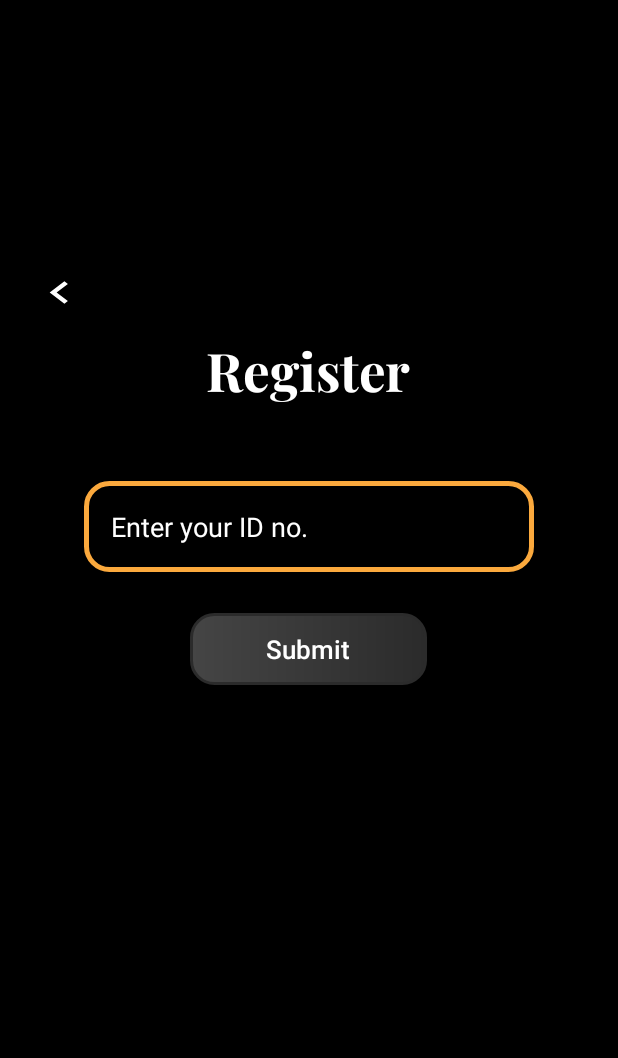
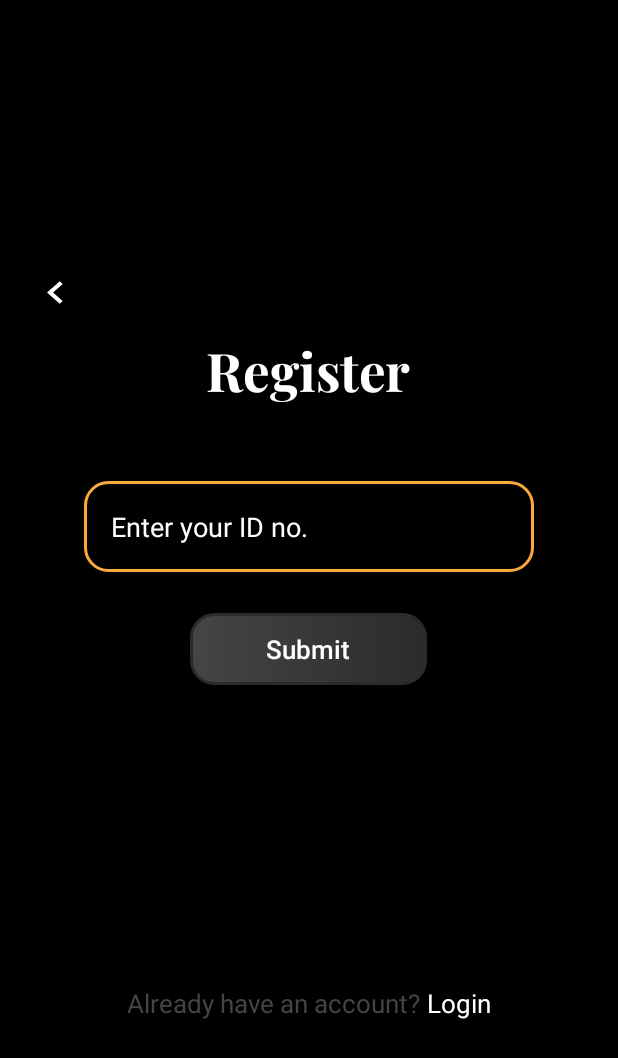
Before and after one commit to Vriddhigupta/VGC-Coin, an Android app: the Register screen opened directly, with no data from a screen before it, on a phone screen of 412 x 824 dp. Shown: the top 1058 px of the screen. Run offline under Robolectric (Android 15) with nearby library versions, the light colour scheme and no system bars.

Commit message:
UI changes

```diff
--- a/app/src/main/res/drawable/orange_border_box.xml
+++ b/app/src/main/res/drawable/orange_border_box.xml
@@ -10,5 +10,5 @@
 
     <stroke
         android:color="@color/orange"
-        android:width="3dp"/>
+        android:width="2dp"/>
 </shape>
--- a/app/src/main/res/layout/activity_main.xml
+++ b/app/src/main/res/layout/activity_main.xml
@@ -23,7 +23,7 @@
         android:id="@+id/to_reg"
         android:layout_width="310dp"
         android:layout_height="62dp"
-        android:layout_marginTop="210dp"
+        android:layout_marginTop="250dp"
         android:layout_gravity="center_horizontal"
         android:background="@drawable/grey_grad_box"
         android:text="Register"
--- a/app/src/main/res/layout/activity_register.xml
+++ b/app/src/main/res/layout/activity_register.xml
@@ -9,7 +9,7 @@
     tools:context=".Register">
 
     <Button
-        android:layout_width="39dp"
+        android:layout_width="34dp"
         android:layout_height="30dp"
         android:layout_marginTop="180dp"
         android:layout_marginLeft="20dp"
@@ -52,6 +52,27 @@
             android:textColor="@color/white"
             android:textSize="17sp"
             android:textAllCaps="false"/>
+        <LinearLayout
+            android:layout_width="wrap_content"
+            android:layout_height="wrap_content"
+            android:gravity="center_horizontal"
+            android:layout_marginTop="200dp">
+
+            <TextView
+                android:layout_width="wrap_content"
+                android:layout_height="wrap_content"
+                android:textSize="17sp"
+                android:textColor="@color/dark_grey"
+                android:text="Already have an account? "/>
+
+            <TextView
+                android:layout_width="wrap_content"
+                android:layout_height="wrap_content"
+                android:text="Login"
+                android:textSize="17sp"
+                android:textColor="@color/white"/>
+
+        </LinearLayout>
 
     </LinearLayout>
 
```
